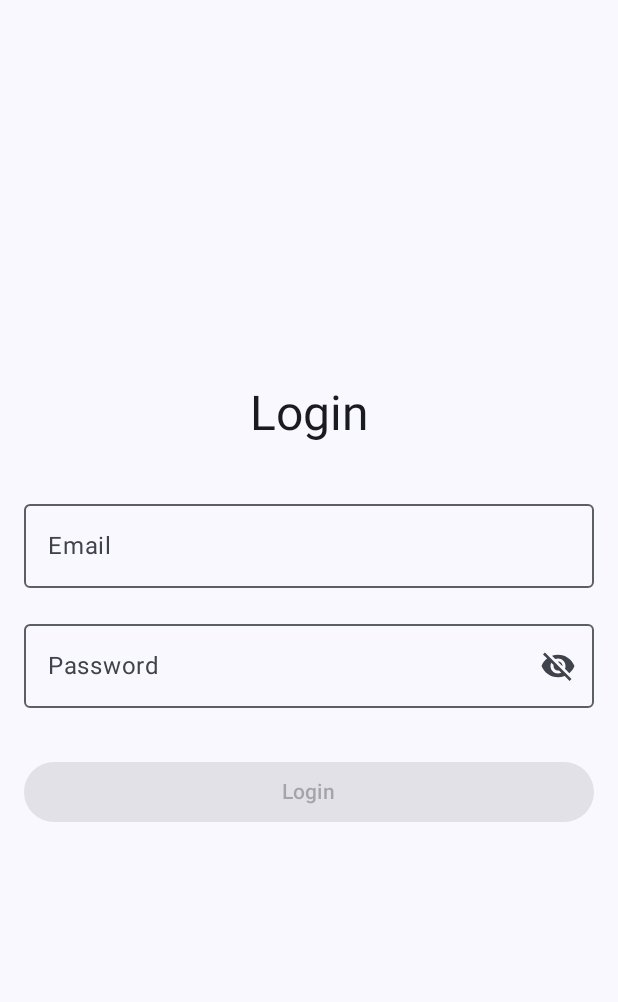
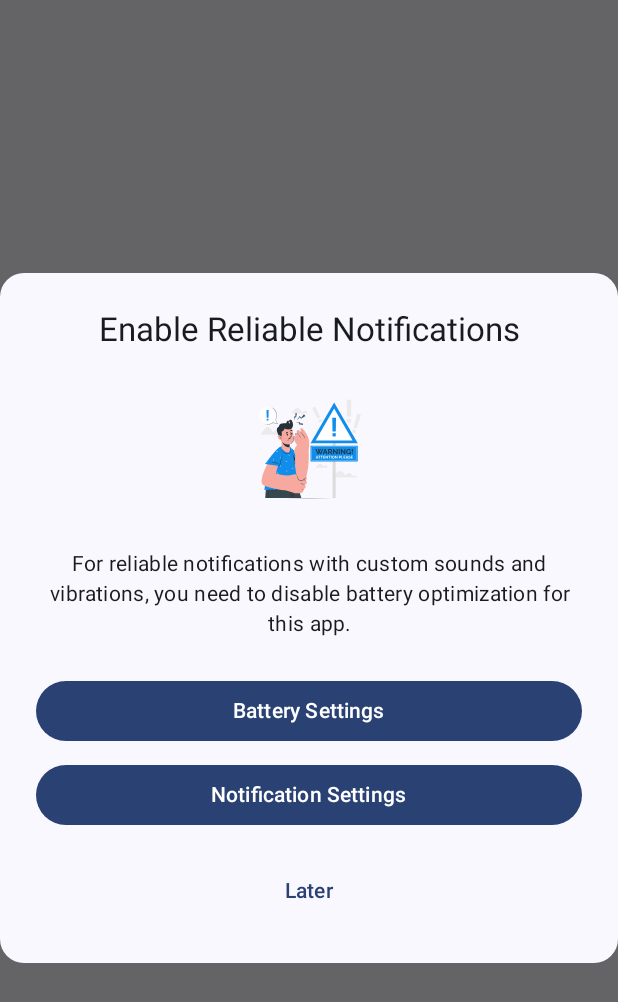
Before and after one commit to agustacandi/parkirkan-app, an Android app built with Jetpack Compose: the screen it shows after launch (MainActivity), on a phone screen of 412 x 824 dp. Shown: the top 1002 px of the screen. Run offline under Robolectric (Android 15) with nearby library versions, the phone set to English and light mode, and no system bars; our stand-ins replace Dagger/Hilt's generated code; 2 statements that could not run were skipped.

Commit message:
feat: add battery optimization dialog

```diff
--- a/app/src/main/AndroidManifest.xml
+++ b/app/src/main/AndroidManifest.xml
@@ -7,6 +7,7 @@
     <uses-permission android:name="android.permission.VIBRATE" />
     <uses-permission android:name="android.permission.POST_NOTIFICATIONS" />
     <uses-permission android:name="android.permission.WAKE_LOCK" />
+    <uses-permission android:name="android.permission.REQUEST_IGNORE_BATTERY_OPTIMIZATIONS" />
     <uses-permission android:name="android.permission.FOREGROUND_SERVICE" />
     <uses-permission android:name="android.permission.RECEIVE_BOOT_COMPLETED" />
     <uses-permission android:name="android.permission.FOREGROUND_SERVICE_MEDIA_PLAYBACK" />
--- a/app/src/main/java/dev/agustacandi/parkirkanapp/MainActivity.kt
+++ b/app/src/main/java/dev/agustacandi/parkirkanapp/MainActivity.kt
@@ -32,11 +32,14 @@ import dev.agustacandi.parkirkanapp.presentation.auth.LoginState
 import dev.agustacandi.parkirkanapp.presentation.main.MainScreen
 import dev.agustacandi.parkirkanapp.presentation.profile.about.AboutScreen
 import dev.agustacandi.parkirkanapp.presentation.profile.password.ChangePasswordScreen
+import dev.agustacandi.parkirkanapp.presentation.settings.BatteryOptimizationDialog
 import dev.agustacandi.parkirkanapp.presentation.vehicle.add.AddVehicleScreen
 import dev.agustacandi.parkirkanapp.presentation.vehicle.edit.EditVehicleScreen
 import dev.agustacandi.parkirkanapp.ui.theme.ParkirkanAppTheme
+import dev.agustacandi.parkirkanapp.util.BatteryOptimizationChecker
 import dev.agustacandi.parkirkanapp.util.FCMTokenManager
 import dev.agustacandi.parkirkanapp.util.RequestNotificationPermission
+import kotlinx.coroutines.delay
 import kotlinx.coroutines.flow.MutableStateFlow
 import kotlinx.coroutines.flow.StateFlow
 import kotlinx.coroutines.flow.asStateFlow
@@ -54,6 +57,10 @@ class MainActivity : ComponentActivity() {
     private val _navigationEvent = MutableStateFlow<String?>(null)
     private val navigationEvent: StateFlow<String?> = _navigationEvent.asStateFlow()
 
+    // Add state for battery dialog
+    private val _showBatteryDialog = MutableStateFlow(false)
+    private val showBatteryDialog: StateFlow<Boolean> = _showBatteryDialog.asStateFlow()
+
     override fun onCreate(savedInstanceState: Bundle?) {
         super.onCreate(savedInstanceState)
         enableEdgeToEdge()
@@ -66,6 +73,9 @@ class MainActivity : ComponentActivity() {
 
         handleNotificationIntent(intent)
 
+        // Check battery optimization status
+        checkBatteryOptimization()
+
         setContent {
             ParkirkanAppTheme {
                 RequestNotificationPermission()
@@ -74,16 +84,26 @@ class MainActivity : ComponentActivity() {
                 val loginState by authViewModel.loginState.collectAsState()
                 // Collect navigation events from intents
                 val navEvent by navigationEvent.collectAsState()
+                val shouldShowBatteryDialog by showBatteryDialog.collectAsState()
+
+                // Show battery optimization dialog if needed
+                if (shouldShowBatteryDialog) {
+                    BatteryOptimizationDialog(
+                        onDismiss = { _showBatteryDialog.value = false }
+                    )
+                }
 
                 // Handle navigation events
                 LaunchedEffect(navEvent) {
                     navEvent?.let { destination ->
                         Log.d("MainActivity", "Navigating to: $destination")
+                        // Wait for login state to be determined before navigating
+                        delay(300) // Small delay to ensure login state is processed
                         // Navigate to the destination
                         navController.navigate(destination) {
                             // Clear back stack when navigating to Alert screen
                             if (destination == NavDestination.Alert.route) {
-                                popUpTo(NavDestination.Main.route) { inclusive = false }
+                                popUpTo(navController.graph.startDestinationId) { inclusive = false }
                             }
                         }
 
@@ -147,14 +167,27 @@ class MainActivity : ComponentActivity() {
         intent?.let {
             Log.d("MainActivity", "Handling intent: ${it.action}, extras: ${it.extras}")
 
-            if (it.action == "OPEN_NOTIFICATION") {
+            if (it.action == "OPEN_NOTIFICATION" || it.getBooleanExtra("notification_opened", false)) {
+                // Check for both notification_type and target_route to be more explicit
                 val notificationType = it.getStringExtra("notification_type")
-                Log.d("MainActivity", "Notification type: $notificationType")
+                val targetRoute = it.getStringExtra("target_route")
 
-                if (notificationType == "alert") {
+                Log.d("MainActivity", "Notification type: $notificationType, Target route: $targetRoute")
+
+                if (notificationType == "alert" || targetRoute == NavDestination.Alert.route) {
                     _navigationEvent.value = NavDestination.Alert.route
                     Log.d("MainActivity", "Setting navigation event to: ${_navigationEvent.value}")
                 }
+            }
+        }
+    }
+
+    private fun checkBatteryOptimization() {
+        if (!BatteryOptimizationChecker.isIgnoringBatteryOptimizations(this)) {
+            // App is under battery optimization - show dialog after a delay to avoid blocking app start
+            lifecycleScope.launch {
+                delay(1000) // Show dialog after a short delay
+                _showBatteryDialog.value = true
             }
         }
     }
--- /dev/null
+++ b/app/src/main/java/dev/agustacandi/parkirkanapp/presentation/settings/BatteryOptimizationDialog.kt
@@ -0,0 +1,109 @@
+package dev.agustacandi.parkirkanapp.presentation.settings
+
+import android.content.Intent
+import androidx.compose.foundation.Image
+import androidx.compose.foundation.layout.*
+import androidx.compose.material3.*
+import androidx.compose.runtime.Composable
+import androidx.compose.ui.Alignment
+import androidx.compose.ui.Modifier
+import androidx.compose.ui.platform.LocalContext
+import androidx.compose.ui.res.painterResource
+import androidx.compose.ui.text.style.TextAlign
+import androidx.compose.ui.unit.dp
+import androidx.compose.ui.window.Dialog
+import dev.agustacandi.parkirkanapp.R
+import dev.agustacandi.parkirkanapp.util.BatteryOptimizationChecker
+
+@Composable
+fun BatteryOptimizationDialog(
+    onDismiss: () -> Unit
+) {
+    val context = LocalContext.current
+
+    Dialog(onDismissRequest = onDismiss) {
+        Surface(
+            modifier = Modifier
+                .fillMaxWidth()
+                .wrapContentHeight(),
+            shape = MaterialTheme.shapes.large,
+            color = MaterialTheme.colorScheme.surface
+        ) {
+            Column(
+                modifier = Modifier.padding(24.dp),
+                horizontalAlignment = Alignment.CenterHorizontally
+            ) {
+                Text(
+                    text = "Enable Reliable Notifications",
+                    style = MaterialTheme.typography.titleLarge,
+                    textAlign = TextAlign.Center
+                )
+
+                Spacer(modifier = Modifier.height(16.dp))
+
+                Image(
+                    painter = painterResource(id = R.drawable.alert_illustration),
+                    contentDescription = null,
+                    modifier = Modifier
+                        .size(100.dp)
+                        .padding(8.dp)
+                )
+
+                Spacer(modifier = Modifier.height(16.dp))
+
+                Text(
+                    text = "For reliable notifications with custom sounds and vibrations, you need to disable battery optimization for this app.",
+                    style = MaterialTheme.typography.bodyMedium,
+                    textAlign = TextAlign.Center
+                )
+
+                Spacer(modifier = Modifier.height(24.dp))
+
+                Button(
+                    onClick = {
+                        try {
+                            context.startActivity(
+                                BatteryOptimizationChecker.getBatteryOptimizationSettingsIntent(context)
+                            )
+                        } catch (e: Exception) {
+                            // Fallback if the intent fails
+                            val fallbackIntent = Intent(android.provider.Settings.ACTION_SETTINGS)
+                            context.startActivity(fallbackIntent)
+                        }
+                    },
+                    modifier = Modifier.fillMaxWidth()
+                ) {
+                    Text("Battery Settings")
+                }
+
+                Spacer(modifier = Modifier.height(8.dp))
+
+                Button(
+                    onClick = {
+                        try {
+                            context.startActivity(
+                                BatteryOptimizationChecker.getNotificationSettingsIntent(context)
+                            )
+                        } catch (e: Exception) {
+                            // Fallback if the intent fails
+                            val fallbackIntent = Intent(android.provider.Settings.ACTION_SETTINGS)
+                            context.startActivity(fallbackIntent)
+                        }
+                    },
+                    modifier = Modifier.fillMaxWidth()
+                ) {
+                    Text("Notification Settings")
+                }
+
+                Spacer(modifier = Modifier.height(16.dp))
+
+                TextButton(
+                    onClick = onDismiss,
+                    modifier = Modifier.fillMaxWidth()
+                ) {
+                    Text("Later")
+                }
+            }
+        }
+    }
+}
```
Also changed, not shown: app/src/main/java/dev/agustacandi/parkirkanapp/fcm/EnhancedFirebaseMessagingService.kt (+17 -8 lines), app/src/main/java/dev/agustacandi/parkirkanapp/util/BatteryOptimizationChecker.kt (added, +91 -0 lines).
